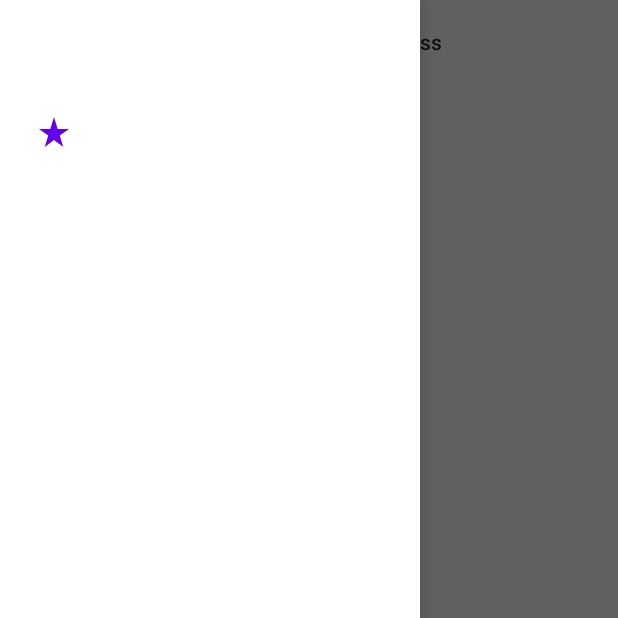
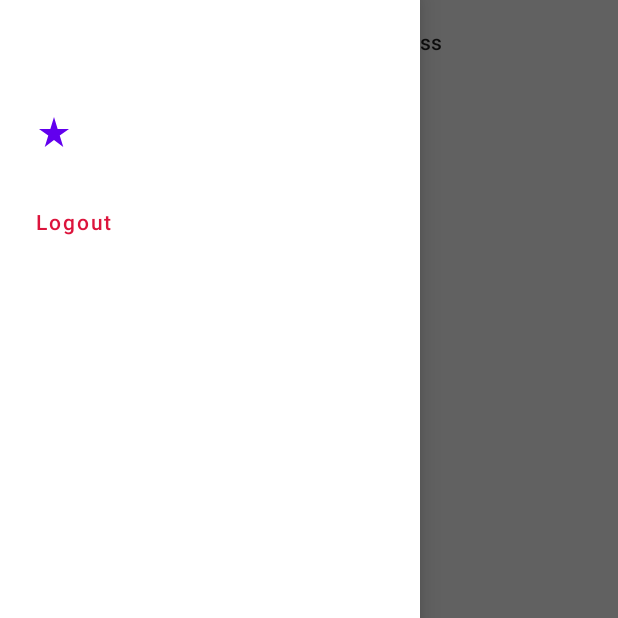
Before and after one commit to y0ung3r/JobSpot, an Android app: the ExplorerActivity screen opened directly, with no data from a screen before it, with the side drawer open, on a phone screen of 412 x 824 dp, the top half of it. Run offline under Robolectric (Android 15) with nearby library versions, the phone set to English and light mode, and no system bars; our stand-ins replace Firebase (no records; nobody signed in at launch, a user with empty details on screens opened directly); libraries missing offline, so code that uses them is left out: com.yandex.mapkit, com.yandex.runtime; 7 statements that could not run were skipped.

Commit message:
Add Logout button to navigation drawer

```diff
--- a/app/src/main/java/com/anyjob/AppModule.kt
+++ b/app/src/main/java/com/anyjob/AppModule.kt
@@ -44,7 +44,8 @@ val appModule = module {
             getOrderInvokerUseCase = get(),
             checkOrderStateUseCase = get(),
             finishOrderUseCase = get(),
-            addRateToUserUseCase = get()
+            addRateToUserUseCase = get(),
+            logoutUseCase = get()
         )
     }
 
--- a/app/src/main/java/com/anyjob/ui/explorer/ExplorerActivity.kt
+++ b/app/src/main/java/com/anyjob/ui/explorer/ExplorerActivity.kt
@@ -40,6 +40,11 @@ class ExplorerActivity : AppCompatActivity() {
 
     private fun onDrawerOpenButtonClick(view: View) {
         binding.drawerLayout.open()
+    }
+
+    fun onLogoutButtonClick() {
+        _viewModel.logout()
+        _navigationController.navigate(R.id.path_to_authorization_activity_from_explorer_activity)
     }
 
     private fun onWorkerAcceptOrder(order: Order) {
@@ -92,6 +97,11 @@ class ExplorerActivity : AppCompatActivity() {
         val fullnameField = binding.drawerLayout.findViewById<TextView>(R.id.fullname_field)
         val ratingField = binding.drawerLayout.findViewById<TextView>(R.id.user_rating)
         val phoneNumberField = binding.drawerLayout.findViewById<TextView>(R.id.phone_number_field)
+
+        val logoutButton = binding.drawerLayout.findViewById<TextView>(R.id.logout_button_title)
+        logoutButton.setOnClickListener {
+            onLogoutButtonClick()
+        }
 
         fullnameField.text = user.fullname
         ratingField.text = "%.1f".format(user.averageRate)
--- a/app/src/main/java/com/anyjob/ui/explorer/viewModels/ExplorerViewModel.kt
+++ b/app/src/main/java/com/anyjob/ui/explorer/viewModels/ExplorerViewModel.kt
@@ -4,6 +4,7 @@ import androidx.lifecycle.*
 import com.anyjob.domain.profile.models.User
 import com.anyjob.domain.profile.useCases.AddRateToUserUseCase
 import com.anyjob.domain.profile.useCases.GetAuthorizedUserUseCase
+import com.anyjob.domain.profile.useCases.LogoutUseCase
 import com.anyjob.domain.search.models.Order
 import com.anyjob.domain.search.useCases.*
 import com.anyjob.ui.explorer.profile.models.AuthorizedUser
@@ -20,7 +21,8 @@ class ExplorerViewModel(
     private val getOrderInvokerUseCase: GetOrderInvokerUseCase,
     private val checkOrderStateUseCase: CheckOrderStateUseCase,
     private val finishOrderUseCase: FinishOrderUseCase,
-    private val addRateToUserUseCase: AddRateToUserUseCase
+    private val addRateToUserUseCase: AddRateToUserUseCase,
+    private val logoutUseCase: LogoutUseCase
 ) : ViewModel() {
     private val _currentGeoObject = MutableLiveData<GeoObject>()
     val currentGeoObject: LiveData<GeoObject> = _currentGeoObject
@@ -90,6 +92,12 @@ class ExplorerViewModel(
         _currentGeoObject.postValue(geoObject)
     }
 
+    fun logout() {
+        viewModelScope.launch {
+            logoutUseCase.execute()
+        }
+    }
+
     fun getAuthorizedUser(): LiveData<AuthorizedUser?> = liveData {
         val userSource = getAuthorizedUserUseCase.execute()
         val currentOrder = getExecutedOrderUseCase.execute()
--- a/app/src/main/res/layout/navigation_drawer_header.xml
+++ b/app/src/main/res/layout/navigation_drawer_header.xml
@@ -1,5 +1,6 @@
 <?xml version="1.0" encoding="utf-8"?>
 <LinearLayout xmlns:android="http://schemas.android.com/apk/res/android"
+    xmlns:app="http://schemas.android.com/apk/res-auto"
     android:layout_width="match_parent"
     android:layout_height="wrap_content"
     xmlns:tools="http://schemas.android.com/tools"
@@ -41,8 +42,8 @@
         <ImageView
             android:layout_width="wrap_content"
             android:layout_height="wrap_content"
-            android:tint="@color/purple_500"
-            android:src="@drawable/icon_rating" />
+            android:src="@drawable/icon_rating"
+            app:tint="@color/purple_500" />
 
         <Space
             android:layout_width="2dp"
@@ -58,4 +59,21 @@
 
     </LinearLayout>
 
+    <LinearLayout
+        android:id="@+id/logout_button"
+        style="@style/NavigationDrawerItemStyle"
+        android:onClick="onLogoutButtonClick">
+
+        <TextView
+            android:id="@+id/logout_button_title"
+            android:layout_width="0dp"
+            android:layout_height="wrap_content"
+            android:layout_weight="1"
+            android:textAppearance="?attr/textAppearanceButton"
+            android:text="@string/logout"
+            android:textColor="@color/crimson"
+            tools:text="Выйти из аккаунта"/>
+
+    </LinearLayout>
+
 </LinearLayout>
--- a/app/src/main/res/navigation/explorer_navigation.xml
+++ b/app/src/main/res/navigation/explorer_navigation.xml
@@ -61,4 +61,17 @@
 
     </fragment>
 
+    <activity
+        android:id="@+id/navigation_authorization_activity"
+        android:name="com.anyjob.ui.authorization.AuthorizationActivity"
+        android:label="AuthorizationActivity" />
+
+    <action
+        android:id="@+id/path_to_authorization_activity_from_explorer_activity"
+        app:destination="@id/navigation_authorization_activity"
+        app:enterAnim="@android:anim/slide_in_left"
+        app:exitAnim="@android:anim/slide_out_right"
+        app:popEnterAnim="@anim/nav_default_pop_enter_anim"
+        app:popExitAnim="@anim/nav_default_pop_exit_anim" />
+
 </navigation>
--- a/app/src/main/res/values/colors.xml
+++ b/app/src/main/res/values/colors.xml
@@ -10,4 +10,5 @@
     <color name="white">#FFFFFFFF</color>
     <color name="gray">#40000000</color>
     <color name="light_gray">#F4F4F4</color>
+    <color name="crimson">#DC143C</color>
 </resources>
--- a/app/src/main/res/values/strings.xml
+++ b/app/src/main/res/values/strings.xml
@@ -70,4 +70,5 @@
     <string name="order_finished_alert_title">Order completed</string>
     <string name="rate_your_client_description">Please rate your client</string>
     <string name="rate_worker_description">Please rate worker</string>
+    <string name="logout">Logout</string>
 </resources>
--- a/app/src/main/res/values/styles.xml
+++ b/app/src/main/res/values/styles.xml
@@ -30,4 +30,19 @@
         <item name="checkedIconTint">@color/purple_500</item>
         <item name="android:textSize">12dp</item>
     </style>
+
+    <style name="NavigationDrawerItemStyle">
+        <item name="android:layout_width">match_parent</item>
+        <item name="android:layout_height">wrap_content</item>
+        <item name="android:orientation">horizontal</item>
+        <item name="android:gravity">center_vertical</item>
+        <item name="android:paddingLeft">24dp</item>
+        <item name="android:paddingRight">24dp</item>
+        <item name="android:paddingTop">12dp</item>
+        <item name="android:paddingBottom">12dp</item>
+        <item name="android:clickable">true</item>
+        <item name="android:focusable">true</item>
+        <item name="android:background">?attr/selectableItemBackground</item>
+    </style>
+
 </resources>
--- a/data/src/main/java/com/anyjob/data/authorization/FirebasePhoneNumberAuthorizationProvider.kt
+++ b/data/src/main/java/com/anyjob/data/authorization/FirebasePhoneNumberAuthorizationProvider.kt
@@ -172,7 +172,7 @@ internal class FirebasePhoneNumberAuthorizationProvider(
         )
     }
 
-    override fun signOut() {
+    override fun logout() {
         firebaseProvider.signOut()
     }
 }
--- a/domain/src/main/java/com/anyjob/domain/DomainModule.kt
+++ b/domain/src/main/java/com/anyjob/domain/DomainModule.kt
@@ -6,6 +6,7 @@ import com.anyjob.domain.authorization.useCases.SendVerificationCodeUseCase
 import com.anyjob.domain.authorization.useCases.VerifyCodeUseCase
 import com.anyjob.domain.profile.useCases.AddRateToUserUseCase
 import com.anyjob.domain.profile.useCases.GetAuthorizedUserUseCase
+import com.anyjob.domain.profile.useCases.LogoutUseCase
 import com.anyjob.domain.search.useCases.*
 import com.anyjob.domain.services.useCases.GetServicesUseCase
 import org.koin.dsl.module
@@ -115,4 +116,10 @@ val domainModule = module {
             serviceRepository = get()
         )
     }
+
+    factory {
+        LogoutUseCase(
+            authorizationProvider = get()
+        )
+    }
 }
--- a/domain/src/main/java/com/anyjob/domain/authorization/interfaces/PhoneNumberAuthorizationProvider.kt
+++ b/domain/src/main/java/com/anyjob/domain/authorization/interfaces/PhoneNumberAuthorizationProvider.kt
@@ -32,5 +32,5 @@ interface PhoneNumberAuthorizationProvider {
     /**
      * Выполняет выход из системы для текущего пользователя
      */
-    fun signOut();
+    fun logout()
 }
--- /dev/null
+++ b/domain/src/main/java/com/anyjob/domain/profile/useCases/LogoutUseCase.kt
@@ -0,0 +1,9 @@
+package com.anyjob.domain.profile.useCases
+
+import com.anyjob.domain.authorization.interfaces.PhoneNumberAuthorizationProvider
+
+class LogoutUseCase(private val authorizationProvider: PhoneNumberAuthorizationProvider) {
+    fun execute() {
+        return authorizationProvider.logout()
+    }
+}
```
Also changed, not shown: 2 other files.
